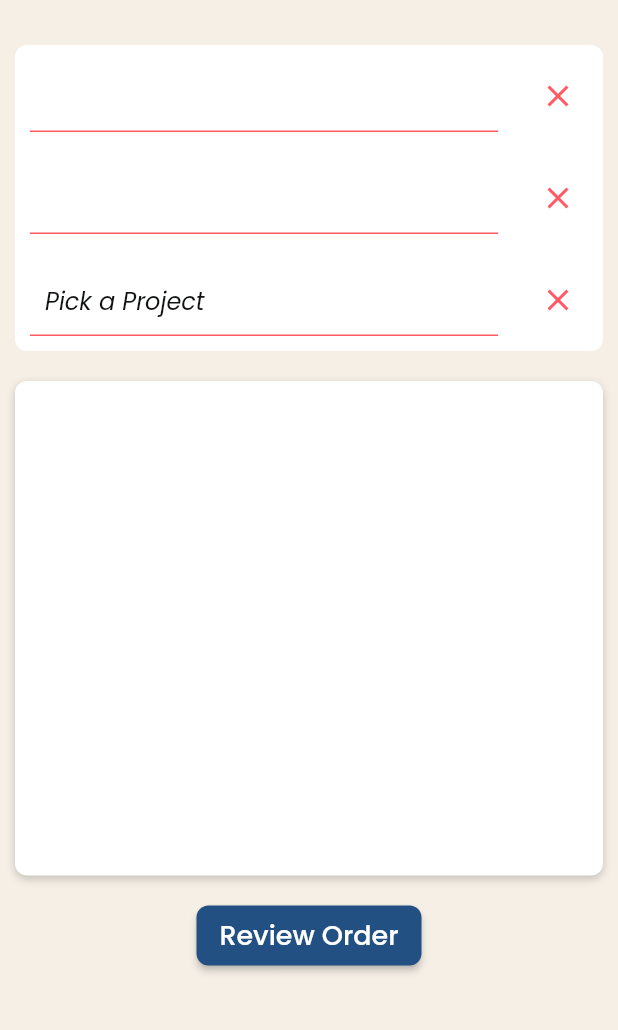
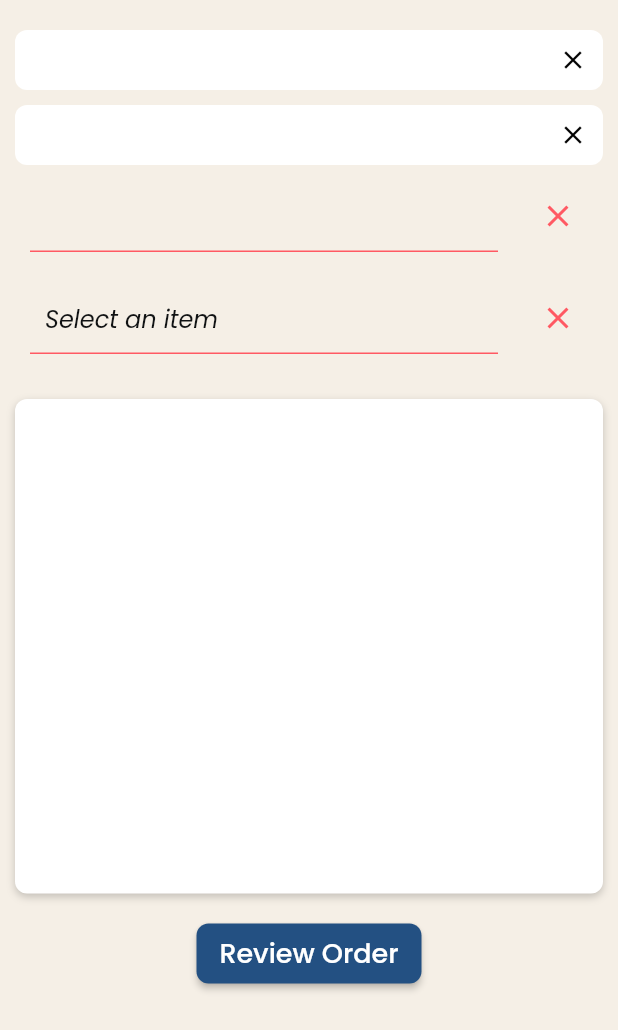
Before and after one commit to PiersoftDev/MarketPlace, a Flutter app: the ItemSelectionPageWidget screen opened by its route, on a phone screen of 412 x 824 dp. Shown: the top 1030 px of the screen. Run offline on Flutter 3.47's test engine with Material 2 defaults, Android fonts, the phone set to English and light mode, and no system bars; drawn by our look-alikes of auto_size_text; our stand-ins replace built_collection, built_value, cloud_firestore, data_table_2, dropdown_button2, easy_debounce and 17 more; missing offline and left inert: algolia, json_path; accounts and stored records are empty; statements that could not run were skipped.

Commit message:
Updating to latest FlutterFlow output.

```diff
--- a/lib/pages/item_selection_page/item_selection_page_model.dart
+++ b/lib/pages/item_selection_page/item_selection_page_model.dart
@@ -18,9 +18,6 @@ class ItemSelectionPageModel extends FlutterFlowModel {
   // State field(s) for TextField widget.
   TextEditingController? textController2;
   String? Function(BuildContext, String?)? textController2Validator;
-  // State field(s) for TextField widget.
-  TextEditingController? textController3;
-  String? Function(BuildContext, String?)? textController3Validator;
   // Algolia Search Results from action on TextField
   List<ItemsRecord>? algoliaSearchResults = [];
 
@@ -31,7 +28,6 @@ class ItemSelectionPageModel extends FlutterFlowModel {
   void dispose() {
     textController1?.dispose();
     textController2?.dispose();
-    textController3?.dispose();
   }
 
   /// Additional helper methods are added here.
--- a/lib/pages/item_selection_page/item_selection_page_widget.dart
+++ b/lib/pages/item_selection_page/item_selection_page_widget.dart
@@ -32,7 +32,6 @@ class _ItemSelectionPageWidgetState extends State<ItemSelectionPageWidget> {
 
     _model.textController1 ??= TextEditingController();
     _model.textController2 ??= TextEditingController();
-    _model.textController3 ??= TextEditingController();
   }
 
   @override
@@ -65,19 +64,91 @@ class _ItemSelectionPageWidgetState extends State<ItemSelectionPageWidget> {
                 child: Column(
                   mainAxisSize: MainAxisSize.max,
                   children: [
+                    Column(
+                      mainAxisSize: MainAxisSize.max,
+                      children: [
                         Padding(
-                      padding:
-                          EdgeInsetsDirectional.fromSTEB(0.0, 20.0, 0.0, 0.0),
+                          padding: EdgeInsetsDirectional.fromSTEB(
+                              0.0, 10.0, 0.0, 0.0),
                           child: Container(
-                        width: double.infinity,
+                            height: 40.0,
                             decoration: BoxDecoration(
-                          color:
-                              FlutterFlowTheme.of(context).secondaryBackground,
+                              color: FlutterFlowTheme.of(context)
+                                  .secondaryBackground,
                               borderRadius: BorderRadius.circular(8.0),
                             ),
-                        child: Column(
+                            child: Padding(
+                              padding: EdgeInsetsDirectional.fromSTEB(
+                                  5.0, 5.0, 5.0, 5.0),
+                              child: Row(
                                 mainAxisSize: MainAxisSize.max,
+                                mainAxisAlignment:
+                                    MainAxisAlignment.spaceBetween,
                                 children: [
+                                  Padding(
+                                    padding: EdgeInsetsDirectional.fromSTEB(
+                                        5.0, 5.0, 5.0, 5.0),
+                                    child: Text(
+                                      FFAppState().selectedProjectName,
+                                      style: FlutterFlowTheme.of(context)
+                                          .bodyMedium,
+                                    ),
+                                  ),
+                                  Padding(
+                                    padding: EdgeInsetsDirectional.fromSTEB(
+                                        5.0, 5.0, 5.0, 5.0),
+                                    child: Icon(
+                                      Icons.close,
+                                      color: Colors.black,
+                                      size: 20.0,
+                                    ),
+                                  ),
+                                ],
+                              ),
+                            ),
+                          ),
+                        ),
+                        Padding(
+                          padding: EdgeInsetsDirectional.fromSTEB(
+                              0.0, 10.0, 0.0, 0.0),
+                          child: Container(
+                            height: 40.0,
+                            decoration: BoxDecoration(
+                              color: FlutterFlowTheme.of(context)
+                                  .secondaryBackground,
+                              borderRadius: BorderRadius.circular(8.0),
+                            ),
+                            child: Padding(
+                              padding: EdgeInsetsDirectional.fromSTEB(
+                                  5.0, 5.0, 5.0, 5.0),
+                              child: Row(
+                                mainAxisSize: MainAxisSize.max,
+                                mainAxisAlignment:
+                                    MainAxisAlignment.spaceBetween,
+                                children: [
+                                  Padding(
+                                    padding: EdgeInsetsDirectional.fromSTEB(
+                                        5.0, 5.0, 5.0, 5.0),
+                                    child: Text(
+                                      FFAppState().selectedActivityName,
+                                      style: FlutterFlowTheme.of(context)
+                                          .bodyMedium,
+                                    ),
+                                  ),
+                                  Padding(
+                                    padding: EdgeInsetsDirectional.fromSTEB(
+                                        5.0, 5.0, 5.0, 5.0),
+                                    child: Icon(
+                                      Icons.close,
+                                      color: Colors.black,
+                                      size: 20.0,
+                                    ),
+                                  ),
+                                ],
+                              ),
+                            ),
+                          ),
+                        ),
                         Row(
                           mainAxisSize: MainAxisSize.max,
                           children: [
@@ -91,8 +162,7 @@ class _ItemSelectionPageWidgetState extends State<ItemSelectionPageWidget> {
                                   readOnly: true,
                                   obscureText: false,
                                   decoration: InputDecoration(
-                                        hintText:
-                                            FFAppState().selectedProjectName,
+                                    hintText: FFAppState().selectedActivityName,
                                     hintStyle: FlutterFlowTheme.of(context)
                                         .labelMedium
                                         .override(
@@ -133,8 +203,7 @@ class _ItemSelectionPageWidgetState extends State<ItemSelectionPageWidget> {
                                         topRight: Radius.circular(4.0),
                                       ),
                                     ),
-                                        focusedErrorBorder:
-                                            UnderlineInputBorder(
+                                    focusedErrorBorder: UnderlineInputBorder(
                                       borderSide: BorderSide(
                                         color: Color(0x00000000),
                                         width: 1.0,
@@ -167,12 +236,12 @@ class _ItemSelectionPageWidgetState extends State<ItemSelectionPageWidget> {
                               buttonSize: 60.0,
                               icon: Icon(
                                 Icons.close,
-                                    color:
-                                        FlutterFlowTheme.of(context).alternate,
+                                color: FlutterFlowTheme.of(context).alternate,
                                 size: 24.0,
                               ),
                               onPressed: () async {
-                                    context.pushNamed('ProjectSelectionPage');
+                                context
+                                    .pushNamed('ProjectActivitySelectionPage');
                               },
                             ),
                           ],
@@ -186,12 +255,26 @@ class _ItemSelectionPageWidgetState extends State<ItemSelectionPageWidget> {
                                     10.0, 10.0, 10.0, 10.0),
                                 child: TextFormField(
                                   controller: _model.textController2,
+                                  onChanged: (_) => EasyDebounce.debounce(
+                                    '_model.textController2',
+                                    Duration(milliseconds: 100),
+                                    () async {
+                                      setState(() =>
+                                          _model.algoliaSearchResults = null);
+                                      await ItemsRecord.search(
+                                        term: _model.textController2.text,
+                                      )
+                                          .then((r) =>
+                                              _model.algoliaSearchResults = r)
+                                          .onError((_, __) =>
+                                              _model.algoliaSearchResults = [])
+                                          .whenComplete(() => setState(() {}));
+                                    },
+                                  ),
                                   autofocus: true,
-                                      readOnly: true,
                                   obscureText: false,
                                   decoration: InputDecoration(
-                                        hintText:
-                                            FFAppState().selectedActivityName,
+                                    hintText: 'Select an item',
                                     hintStyle: FlutterFlowTheme.of(context)
                                         .labelMedium
                                         .override(
@@ -232,8 +315,7 @@ class _ItemSelectionPageWidgetState extends State<ItemSelectionPageWidget> {
                                         topRight: Radius.circular(4.0),
                                       ),
                                     ),
-                                        focusedErrorBorder:
-                                            UnderlineInputBorder(
+                                    focusedErrorBorder: UnderlineInputBorder(
                                       borderSide: BorderSide(
                                         color: Color(0x00000000),
                                         width: 1.0,
@@ -266,123 +348,7 @@ class _ItemSelectionPageWidgetState extends State<ItemSelectionPageWidget> {
                               buttonSize: 60.0,
                               icon: Icon(
                                 Icons.close,
-                                    color:
-                                        FlutterFlowTheme.of(context).alternate,
-                                    size: 24.0,
-                                  ),
-                                  onPressed: () async {
-                                    context.pushNamed(
-                                        'ProjectActivitySelectionPage');
-                                  },
-                                ),
-                              ],
-                            ),
-                            Row(
-                              mainAxisSize: MainAxisSize.max,
-                              children: [
-                                Expanded(
-                                  child: Padding(
-                                    padding: EdgeInsetsDirectional.fromSTEB(
-                                        10.0, 10.0, 10.0, 10.0),
-                                    child: TextFormField(
-                                      controller: _model.textController3,
-                                      onChanged: (_) => EasyDebounce.debounce(
-                                        '_model.textController3',
-                                        Duration(milliseconds: 100),
-                                        () async {
-                                          setState(() => _model
-                                              .algoliaSearchResults = null);
-                                          await ItemsRecord.search(
-                                            term: _model.textController3.text,
-                                          )
-                                              .then((r) => _model
-                                                  .algoliaSearchResults = r)
-                                              .onError((_, __) => _model
-                                                  .algoliaSearchResults = [])
-                                              .whenComplete(
-                                                  () => setState(() {}));
-                                        },
-                                      ),
-                                      autofocus: true,
-                                      obscureText: false,
-                                      decoration: InputDecoration(
-                                        hintText: 'Pick a Project',
-                                        hintStyle: FlutterFlowTheme.of(context)
-                                            .labelMedium
-                                            .override(
-                                              fontFamily: 'Poppins',
-                                              fontSize: 16.0,
-                                              fontWeight: FontWeight.normal,
-                                              fontStyle: FontStyle.italic,
-                                            ),
-                                        enabledBorder: UnderlineInputBorder(
-                                          borderSide: BorderSide(
-                                            color: FlutterFlowTheme.of(context)
-                                                .alternate,
-                                            width: 1.0,
-                                          ),
-                                          borderRadius: const BorderRadius.only(
-                                            topLeft: Radius.circular(4.0),
-                                            topRight: Radius.circular(4.0),
-                                          ),
-                                        ),
-                                        focusedBorder: UnderlineInputBorder(
-                                          borderSide: BorderSide(
-                                            color: FlutterFlowTheme.of(context)
-                                                .alternate,
-                                            width: 1.0,
-                                          ),
-                                          borderRadius: const BorderRadius.only(
-                                            topLeft: Radius.circular(4.0),
-                                            topRight: Radius.circular(4.0),
-                                          ),
-                                        ),
-                                        errorBorder: UnderlineInputBorder(
-                                          borderSide: BorderSide(
-                                            color: Color(0x00000000),
-                                            width: 1.0,
-                                          ),
-                                          borderRadius: const BorderRadius.only(
-                                            topLeft: Radius.circular(4.0),
-                                            topRight: Radius.circular(4.0),
-                                          ),
-                                        ),
-                                        focusedErrorBorder:
-                                            UnderlineInputBorder(
-                                          borderSide: BorderSide(
-                                            color: Color(0x00000000),
-                                            width: 1.0,
-                                          ),
-                                          borderRadius: const BorderRadius.only(
-                                            topLeft: Radius.circular(4.0),
-                                            topRight: Radius.circular(4.0),
-                                          ),
-                                        ),
-                                        contentPadding:
-                                            EdgeInsetsDirectional.fromSTEB(
-                                                10.0, 10.0, 10.0, 10.0),
-                                      ),
-                                      style: FlutterFlowTheme.of(context)
-                                          .bodyMedium
-                                          .override(
-                                            fontFamily: 'Poppins',
-                                            fontSize: 18.0,
-                                            fontWeight: FontWeight.w500,
-                                          ),
-                                      validator: _model.textController3Validator
-                                          .asValidator(context),
-                                    ),
-                                  ),
-                                ),
-                                FlutterFlowIconButton(
-                                  borderColor: Colors.transparent,
-                                  borderRadius: 30.0,
-                                  borderWidth: 1.0,
-                                  buttonSize: 60.0,
-                                  icon: Icon(
-                                    Icons.close,
-                                    color:
-                                        FlutterFlowTheme.of(context).alternate,
+                                color: FlutterFlowTheme.of(context).alternate,
                                 size: 24.0,
                               ),
                               onPressed: () async {
@@ -392,8 +358,6 @@ class _ItemSelectionPageWidgetState extends State<ItemSelectionPageWidget> {
                           ],
                         ),
                       ],
-                        ),
-                      ),
                     ),
                     Padding(
                       padding:
--- a/lib/pages/project_activity_selection_page/project_activity_selection_page_widget.dart
+++ b/lib/pages/project_activity_selection_page/project_activity_selection_page_widget.dart
@@ -218,8 +218,7 @@ class _ProjectActivitySelectionPageWidgetState
                                       setState(() {
                                         FFAppState().selectedActivityId =
                                             projectActivityResultsItem.id!;
-                                        FFAppState().selectedActivityName =
-                                            projectActivityResultsItem.desc!;
+                                        FFAppState().selectedActivityName = '';
                                       });
 
                                       context.pushNamed('ItemSelectionPage');
```
Lines whose indentation alone changed are shown as unchanged.
